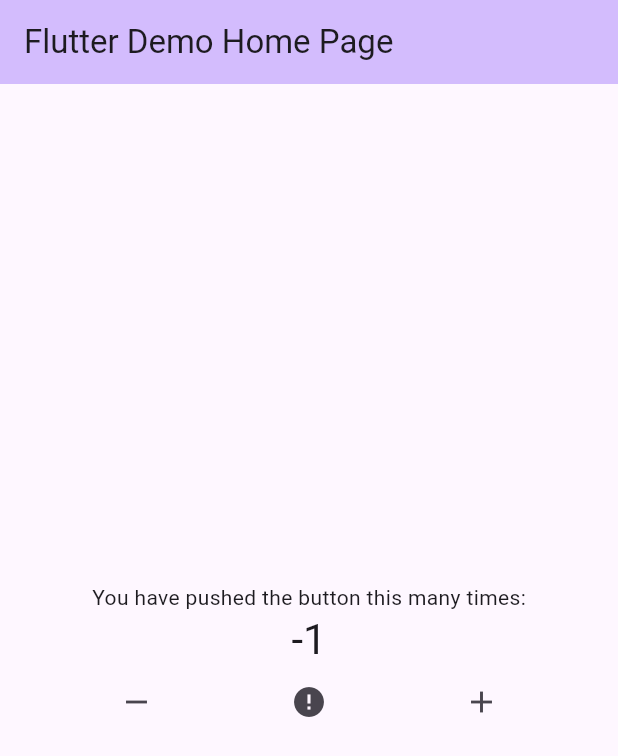
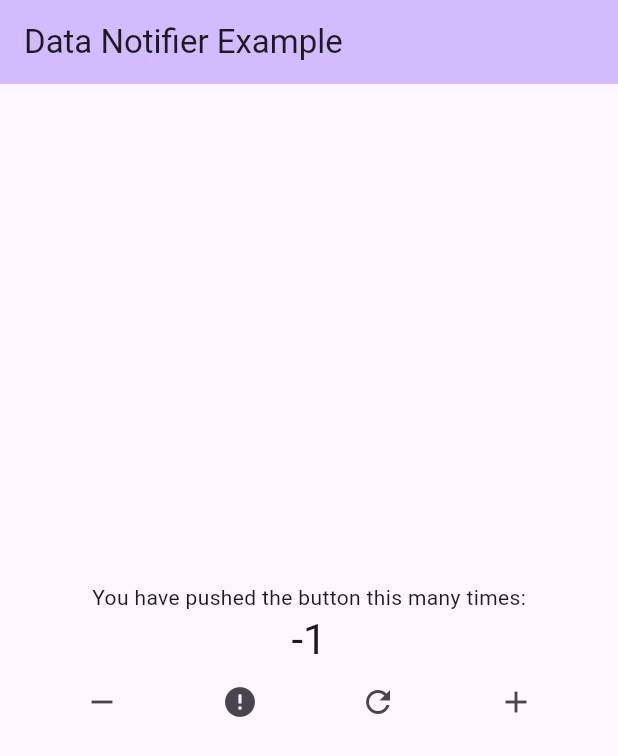
Before and after one commit to melihhakanpektas/data_notifier, a Flutter app: the MyHomePage screen opened directly, after a tap on the "remove" icon, on a phone screen of 412 x 824 dp. Shown: the top 756 px of the screen. Run offline on Flutter 3.47's test engine with Material 3 defaults, Android fonts, the phone set to English and light mode, and no system bars.

Commit message:
license changes

```diff
--- a/example/lib/counter_notifier.dart
+++ b/example/lib/counter_notifier.dart
@@ -1,7 +1,7 @@
 import 'package:data_notifier/data_notifier.dart';
 
 class CounterNotifier extends DataNotifier<NotifierState<int, int>> {
-  CounterNotifier._() : super(const NotifierStateLoading()) {
+  CounterNotifier._() : super(const NotifierStateLoading(), debugConsoleLogs: false) {
     // Fake loading data
     Future.delayed(const Duration(seconds: 5), () {
       value = NotifierStateLoaded(0);
@@ -46,4 +46,17 @@ class CounterNotifier extends DataNotifier<NotifierState<int, int>> {
       orElse: () => const NotifierStateLoading(),
     );
   }
+
+  void loadingForASecond() {
+    // Simulate a loading state for 1 second
+    value = value.whenOrElse(
+      loading: () => const NotifierStateLoading(),
+      loaded: (data) => const NotifierStateLoading(),
+      error: (error, message) => const NotifierStateLoading(),
+      orElse: () => const NotifierStateLoading(),
+    );
+    Future.delayed(const Duration(seconds: 1), () {
+      value = NotifierStateLoaded(0);
+    });
+  }
 }
--- a/example/lib/main.dart
+++ b/example/lib/main.dart
@@ -14,7 +14,7 @@ class MyApp extends StatelessWidget {
     return MaterialApp(
       title: 'Flutter Demo',
       theme: ThemeData(colorScheme: ColorScheme.fromSeed(seedColor: Colors.deepPurple)),
-      home: const MyHomePage(title: 'Flutter Demo Home Page'),
+      home: const MyHomePage(title: 'Data Notifier Example'),
     );
   }
 }
@@ -76,6 +76,11 @@ class _MyHomePageState extends State<MyHomePage> {
                         onPressed: counterNotifier.errorOrFix,
                       ),
                       IconButton(
+                        tooltip: 'Loading for a second',
+                        icon: const Icon(Icons.refresh),
+                        onPressed: counterNotifier.loadingForASecond,
+                      ),
+                      IconButton(
                         tooltip: 'Increment',
                         icon: const Icon(Icons.add),
                         onPressed: counterNotifier.increment,
--- a/lib/src/data_notifier_builder.dart
+++ b/lib/src/data_notifier_builder.dart
@@ -1,17 +1,3 @@
-// Copyright 2025 Melih Hakan Pektas
-//
-// Licensed under the Apache License, Version 2.0 (the "License");
-// you may not use this file except in compliance with the License.
-// You may obtain a copy of the License at
-//
-//     http://www.apache.org/licenses/LICENSE-2.0
-//
-// Unless required by applicable law or agreed to in writing, software
-// distributed under the License is distributed on an "AS IS" BASIS,
-// WITHOUT WARRANTIES OR CONDITIONS OF ANY KIND, either express or implied.
-// See the License for the specific language governing permissions and
-// limitations under the License.
-
 import 'package:flutter/foundation.dart';
 import 'package:flutter/material.dart';
 
@@ -21,19 +7,32 @@ typedef ValueWidgetBuilder<T> = Widget Function(BuildContext context, T value, W
 /// Signature for a function that listens to value changes.
 typedef Listener<T> = void Function(T oldValue, T newValue);
 
+/// Signature for a function that determines whether to call the listener.
+///
+/// Called on every value change. If it returns `true`, the [listener] will be triggered.
+/// If it returns `false`, the [listener] will not be called.
+typedef ListenWhen<T> = bool Function(T previous, T current);
+
 /// A widget that rebuilds itself when the [valueNotifier] changes.
 ///
 /// [NotifierBuilder] listens to a [ValueListenable] and calls the [builder]
 /// whenever the value changes. Optionally, you can provide a [listener] to
-/// react to value changes, and a [listenWhen] callback to perform an action
-/// when the widget is initialized.
+/// react to value changes, and a [listenWhen] callback to control when the
+/// [listener] should be triggered.
+///
+/// **WARNING:**
+/// Do **NOT** call `setState` or trigger a rebuild inside the [listener] callback!
+/// Doing so may cause unexpected rebuilds and infinite loops.
+/// The [listener] is called after the widget has rebuilt, so any further rebuilds
+/// triggered from within the [listener] can lead to unstable widget behavior.
 class NotifierBuilder<T> extends StatefulWidget {
   /// Creates a [NotifierBuilder].
   ///
   /// [valueNotifier] is required and must not be null.
   /// [builder] is called every time the value changes.
-  /// [listener] is called with the old and new values when the value changes.
-  /// [listenWhen] is called with the initial value in [initState].
+  /// [listener] is called with the old and new values when the value changes,
+  /// if [listenWhen] returns true.
+  /// [listenWhen] is called on every value change to determine whether to call [listener].
   /// [child] is passed to the [builder] as an optimization.
   const NotifierBuilder({
     super.key,
@@ -51,10 +50,12 @@ class NotifierBuilder<T> extends StatefulWidget {
   final ValueWidgetBuilder<T> builder;
 
   /// Optional callback called with the old and new values when the value changes.
+  /// Will only be called if [listenWhen] returns true (or if [listenWhen] is not provided).
   final Listener<T>? listener;
 
-  /// Optional callback called with the initial value in [initState].
-  final ValueChanged<T>? listenWhen;
+  /// Optional callback that determines whether to call the listener.
+  /// Called on every value change with the previous and current values.
+  final ListenWhen<T>? listenWhen;
 
   /// An optional child widget that does not depend on the value.
   final Widget? child;
@@ -71,9 +72,6 @@ class _NotifierBuilderState<T> extends State<NotifierBuilder<T>> {
   void initState() {
     super.initState();
     value = widget.valueNotifier.value;
-    if (widget.listenWhen != null) {
-      widget.listenWhen!(value);
-    }
     widget.valueNotifier.addListener(_valueChanged);
   }
 
@@ -93,13 +91,21 @@ class _NotifierBuilderState<T> extends State<NotifierBuilder<T>> {
     super.dispose();
   }
 
-  /// Called when the value changes.
   void _valueChanged() {
+    if (!mounted) return;
+    final T oldValue = value;
+    final T newValue = widget.valueNotifier.value;
+    final shouldCallListener = widget.listenWhen?.call(oldValue, newValue) ?? true;
     setState(() {
-      final T oldValue = value;
-      value = widget.valueNotifier.value;
-      widget.listener?.call(oldValue, value);
+      value = newValue;
     });
+    if (shouldCallListener && widget.listener != null) {
+      WidgetsBinding.instance.addPostFrameCallback((_) {
+        if (mounted) {
+          widget.listener?.call(oldValue, newValue);
+        }
+      });
+    }
   }
 
   @override
```
Also changed, not shown: lib/src/data_notifier.dart (+8 -14 lines), lib/src/notifier_state.dart (+0 -14 lines), pubspec.yaml (+6 -3 lines), 3 other files.
